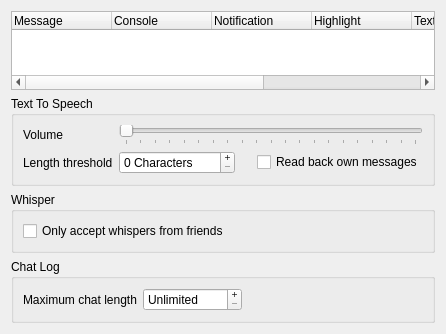
Before: the Qt Designer form src/mumble/Log.ui in 2uh/Mutter, drawn with Qt 5.
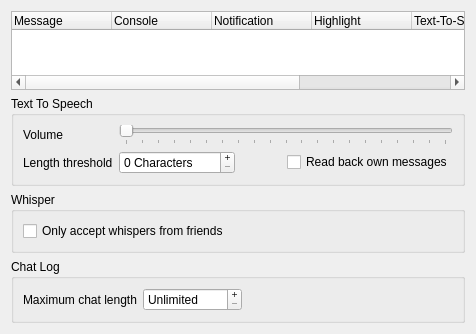
After: the same form once the commit is applied.

```diff
--- a/src/mumble/Log.ui
+++ b/src/mumble/Log.ui
@@ -6,13 +6,16 @@
    <rect>
     <x>0</x>
     <y>0</y>
-    <width>446</width>
+    <width>476</width>
     <height>334</height>
    </rect>
   </property>
   <property name="windowTitle">
    <string>Messages</string>
   </property>
+  <property name="styleSheet">
+   <string notr="true">font: 57 11pt &quot;Terminus (TTF)&quot;;</string>
+  </property>
   <layout class="QVBoxLayout">
    <item>
     <widget class="QTreeWidget" name="qtwMessages">
```
